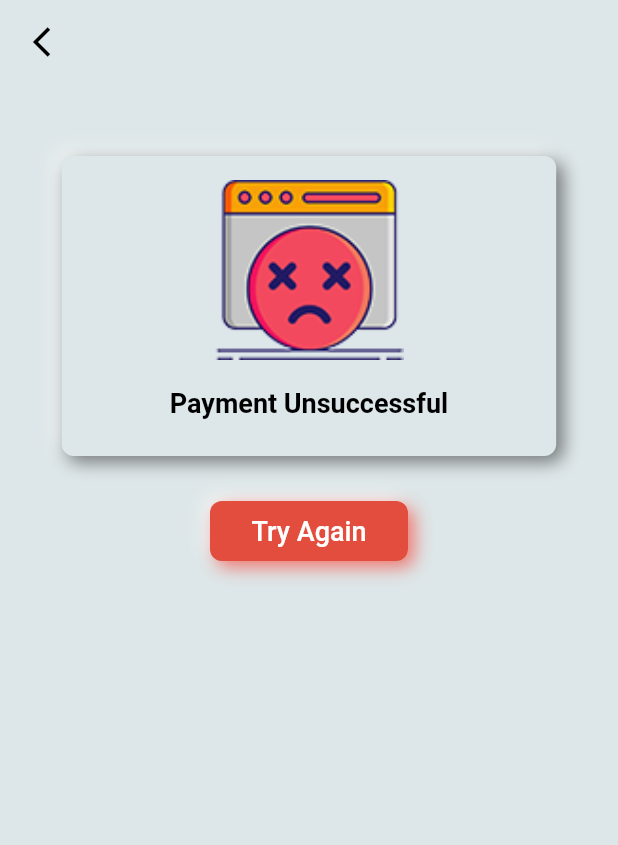
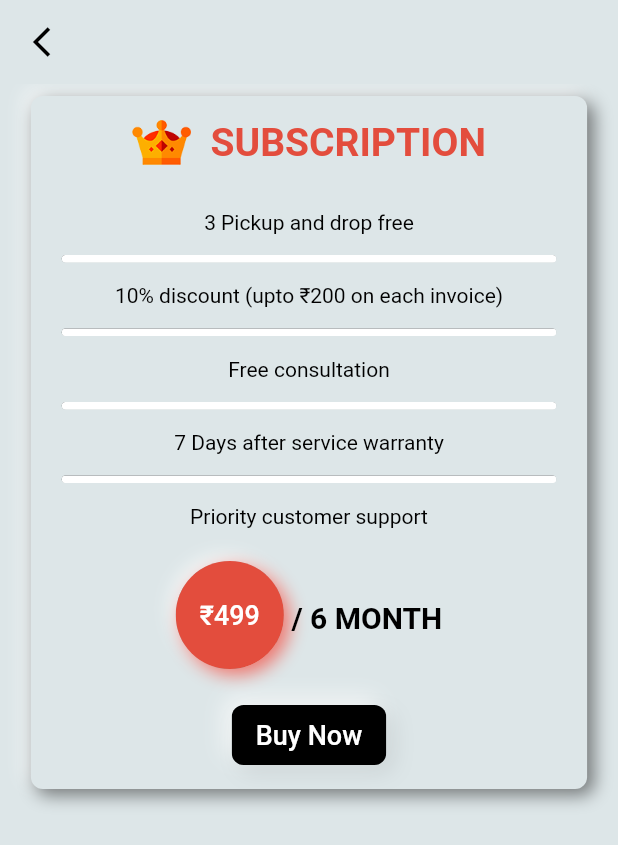
Before and after one commit to MUmerYasin/bikefix-mobile-app, a Flutter app: the screen it shows after launch, on a phone screen of 412 x 824 dp. Shown: the top 845 px of the screen. Run offline on Flutter 3.47's test engine with Material 2 defaults, Android fonts, the phone set to English and light mode, and no system bars; drawn by our look-alikes of flutter_neumorphic; our stand-ins replace device_preview, font_awesome_flutter.

Commit message:
Subscription Screen

```diff
--- a/lib/config.dart
+++ b/lib/config.dart
@@ -40,6 +40,7 @@ const String drawerOneImagePath = imagePathStart + "drawer_one.png";
 const String drawerProfileImagePath = imagePathStart + "drawer_profile.png";
 const String drawerRealTimeUpdateImagePath = imagePathStart + "drawer_real_time_update.png";
 const String drawerShareImagePath = imagePathStart + "drawer_share.png";
+const String subscriptionImagePath = imagePathStart + "subscription.png";
 
 //All Pictures Carousel Slider
 const String mainPicCarouselSliderOneImagePath = imagePathStart + "main_pic_carousel_slider_one.png";
@@ -94,6 +95,7 @@ const String buttonNameProceed = "Proceed";
 const String buttonNameFeedback = "Feedback";
 const String buttonNameOther = "Other";
 const String buttonNameTryAgain = "Try Again";
+const String buttonNameBuyNow = "Buy Now";
 
 /// Company names
 const String companyNameKTM = "KTM";
@@ -287,6 +289,7 @@ const String paytmText = "Paytm";
 const String payLaterText = "Pay later";
 const String paymentConfirmedText = "Payment Confirmed";
 const String paymentUnsuccessfulText = "Payment Unsuccessful";
+const String priceInIndianCurrency = "₹499";
 
 /// Simple Text That use in all Screens
 
@@ -302,7 +305,7 @@ const String maleDescriptionText = "Male";
 const String currentLocationDescriptionText = " Use Current Location";
 const String addVehicleDescriptionText = " Add Vehicle";
 const String naDescriptionText = " NA";
-const String fuelTypeText = "Fuel Type";
+
 
 ///
 const String bookingDateTimeText = "Booking date & time";
@@ -310,7 +313,17 @@ const String pickupDateTimeText = "Pickup date & time";
 const String deliveryDateTimeText = "Delivery date & time";
 const String PriceWithTitleAndValueText = "Price: ₹ 2,500";
 
+///SUBSCRIPTION Screen
+const String subscriptionText = "SUBSCRIPTION";
+const String subscriptionFeatureOneText = "3 Pickup and drop free";
+const String subscriptionFeatureTwoText = "10% discount (upto ₹200 on each invoice)";
+const String subscriptionFeatureThreeText = "Free consultation";
+const String subscriptionFeatureFourText = "7 Days after service warranty";
+const String subscriptionFeatureFiveText = "Priority customer support";
+const String subscriptionTimeText = " / 6 MONTH";
+
 ///Fuel Type (Electric, Diesel, Petrol)
+const String fuelTypeText = "Fuel Type";
 const String fuelTypeElectric = "Electric";
 const String fuelTypeDiesel = "Diesel";
 const String fuelTypePetrol = "Petrol";
--- a/lib/main.dart
+++ b/lib/main.dart
@@ -5,6 +5,7 @@ import 'package:two_wheel_vehicle/screens/add_vehicle_screen.dart';
 import 'package:two_wheel_vehicle/screens/choose_bike_brand.dart';
 import 'package:two_wheel_vehicle/screens/payment_successful_screen.dart';
 import 'package:two_wheel_vehicle/screens/payment_unsuccessful_screen.dart';
+import 'package:two_wheel_vehicle/screens/subscription_screen.dart';
 
 void main() => runApp(
       DevicePreview(
@@ -37,8 +38,9 @@ class MyApp extends StatelessWidget {
       // home: ServiceStatusScreen(),// Front End Final // Develop by Umer
       // home: AddVehicleScreen(),// Front End Final // Develop by Umer
       // home: ChooseBikeBrand(), // Front End Final // Develop by Umer
-      home: PaymentUnsuccessfulScreen(), // Front End Final // Develop by Umer
+      // home: PaymentUnsuccessfulScreen(), // Front End Final // Develop by Umer
       // home: PaymentSuccessfulScreen(), // Front End Final // Develop by Umer
+      home: SubscriptionScreen(), // Front End Final // Develop by Umer
     );
   }
 }
--- /dev/null
+++ b/lib/screens/subscription_screen.dart
@@ -0,0 +1,295 @@
+import 'package:flutter/cupertino.dart';
+import 'package:flutter/material.dart';
+import 'package:flutter_neumorphic/flutter_neumorphic.dart';
+import 'package:two_wheel_vehicle/config.dart';
+import 'package:two_wheel_vehicle/screens/navigator_helper.dart';
+import 'package:two_wheel_vehicle/widgets.dart';
+
+class SubscriptionScreen extends StatefulWidget {
+  const SubscriptionScreen({Key? key}) : super(key: key);
+
+  @override
+  _SubscriptionScreenState createState() => _SubscriptionScreenState();
+}
+
+class _SubscriptionScreenState extends State<SubscriptionScreen> {
+  @override
+  Widget build(BuildContext context) {
+    return Scaffold(
+      backgroundColor: NeumorphicColors.background,
+      appBar: AppBar(
+        elevation: 0,
+        backgroundColor: NeumorphicColors.background,
+        title: Text(''),
+        leading: GestureDetector(
+          onTap: () {
+            Navigator.pop(context);
+          },
+          child: Icon(
+            Icons.arrow_back_ios_outlined,
+            color: Colors.black,
+          ),
+        ),
+      ),
+      body: SafeArea(
+        child: Center(
+          child: Column(
+            children: [
+              /// Payment Unsuccessful Image and Text
+              Padding(
+                padding: const EdgeInsets.only(top: 8.0),
+                child: Neumorphic(
+                  style: NeumorphicStyle(
+                    depth: 8,
+                    shape: NeumorphicShape.flat,
+                    shadowDarkColorEmboss: Colors.black.withOpacity(0.7),
+                    // boxShape: NeumorphicBoxShape.circle(),
+                    shadowDarkColor: Colors.black.withOpacity(0.7),
+                    shadowLightColor: Colors.white,
+                  ),
+                  child: Container(
+                    width: MediaQuery.of(context).size.width * 0.9,
+                    // height: 200,
+                    child: Center(
+                      child: Column(
+                        children: [
+                          /// subscription Image and Text
+                          Padding(
+                            padding: const EdgeInsets.all(16.0),
+                            child: Row(
+                              mainAxisAlignment: MainAxisAlignment.center,
+                              crossAxisAlignment: CrossAxisAlignment.center,
+                              children: [
+                                Image.asset(
+                                  subscriptionImagePath,
+                                  height: 30.0,
+                                  fit: BoxFit.cover,
+                                ),
+                                Text(
+                                  "  " + subscriptionText,
+                                  style: TextStyle(
+                                    fontFamily: textFontFamily,
+                                    fontSize: 26,
+                                    color: buttonColor,
+                                    fontWeight: FontWeight.bold,
+                                  ),
+                                ),
+                              ],
+                            ),
+                          ),
+
+                          ///3 Pickup and drop free
+                          Row(
+                            mainAxisAlignment: MainAxisAlignment.center,
+                            crossAxisAlignment: CrossAxisAlignment.center,
+                            children: [
+                              Padding(
+                                padding: const EdgeInsets.all(14.0),
+                                child: Text(
+                                  subscriptionFeatureOneText,
+                                  style: TextStyle(
+                                    fontFamily: textFontFamily,
+                                    // fontSize: 18,
+                                    color: Colors.black,
+                                    // fontWeight: FontWeight.bold,
+                                  ),
+                                ),
+                              ),
+                            ],
+                          ),
+
+                          DividerCustom(),
+
+                          ///10% discount (upto ₹200 on each invoice)
+                          Row(
+                            mainAxisAlignment: MainAxisAlignment.center,
+                            crossAxisAlignment: CrossAxisAlignment.center,
+                            children: [
+                              Padding(
+                                padding: const EdgeInsets.all(14.0),
+                                child: Text(
+                                  subscriptionFeatureTwoText,
+                                  style: TextStyle(
+                                    fontFamily: textFontFamily,
+                                    // fontSize: 18,
+                                    color: Colors.black,
+                                    // fontWeight: FontWeight.bold,
+                                  ),
+                                ),
+                              ),
+                            ],
+                          ),
+
+                          DividerCustom(),
+
+                          ///Free consultation
+                          Row(
+                            mainAxisAlignment: MainAxisAlignment.center,
+                            crossAxisAlignment: CrossAxisAlignment.center,
+                            children: [
+                              Padding(
+                                padding: const EdgeInsets.all(14.0),
+                                child: Text(
+                                  subscriptionFeatureThreeText,
+                                  style: TextStyle(
+                                    fontFamily: textFontFamily,
+                                    // fontSize: 18,
+                                    color: Colors.black,
+                                    // fontWeight: FontWeight.bold,
+                                  ),
+                                ),
+                              ),
+                            ],
+                          ),
+
+                          DividerCustom(),
+
+                          ///7 Days after service warranty
+                          Row(
+                            mainAxisAlignment: MainAxisAlignment.center,
+                            crossAxisAlignment: CrossAxisAlignment.center,
+                            children: [
+                              Padding(
+                                padding: const EdgeInsets.all(14.0),
+                                child: Text(
+                                  subscriptionFeatureFourText,
+                                  style: TextStyle(
+                                    fontFamily: textFontFamily,
+                                    // fontSize: 18,
+                                    color: Colors.black,
+                                    // fontWeight: FontWeight.bold,
+                                  ),
+                                ),
+                              ),
+                            ],
+                          ),
+
+                          DividerCustom(),
+
+                          ///Priority customer support
+                          Row(
+                            mainAxisAlignment: MainAxisAlignment.center,
+                            crossAxisAlignment: CrossAxisAlignment.center,
+                            children: [
+                              Padding(
+                                padding: const EdgeInsets.all(14.0),
+                                child: Text(
+                                  subscriptionFeatureFiveText,
+                                  style: TextStyle(
+                                    fontFamily: textFontFamily,
+                                    // fontSize: 18,
+                                    color: Colors.black,
+                                    // fontWeight: FontWeight.bold,
+                                  ),
+                                ),
+                              ),
+                            ],
+                          ),
+
+                          ///Price Button, and time ₹499 / 6 MONTH
+                          Padding(
+                            padding: const EdgeInsets.all(8.0),
+                            child: Row(
+                              mainAxisAlignment: MainAxisAlignment.center,
+                              crossAxisAlignment: CrossAxisAlignment.center,
+                              children: [
+                                SizedBox(
+                                  height: 72,
+                                  child: Neumorphic(
+                                    style: NeumorphicStyle(
+                                        depth: 8,
+                                        // shape: NeumorphicShape.flat,
+                                        shadowDarkColor: Colors.red,
+                                        shadowLightColor: Colors.white,
+                                        shadowDarkColorEmboss: Colors.black.withOpacity(0.8),
+
+                                        shape: NeumorphicShape.concave,
+                                        boxShape: NeumorphicBoxShape.roundRect(BorderRadius.circular(50)),
+
+                                        lightSource: LightSource.topLeft,
+
+                                      //  boxShape: NeumorphicBoxShape.circle(),
+                                    ),
+                                    child: ElevatedButton(
+                                        style: ElevatedButton.styleFrom(
+                                            primary: buttonColor,
+                                            textStyle: TextStyle(
+                                              fontFamily: textFontFamily,
+                                              fontSize: 18,
+                                              color: const Color(0xffffffff),
+                                              fontWeight: FontWeight.w500,
+                                            )),
+                                        onPressed: (){},
+                                        child:
+                                        SizedBox(
+                                            // width: 100,
+                                            child: Center(child: Text(priceInIndianCurrency)))),
+                                  ),
+                                ),
+                                Padding(
+                                  padding: const EdgeInsets.only(top:3.0,),
+                                  child: Text(
+                                    subscriptionTimeText,
+                                    style: TextStyle(
+                                      fontFamily: textFontFamily,
+                                      fontSize: 20,
+                                      fontWeight: FontWeight.bold,
+                                      color: Colors.black,
+                                        // letterSpacing: 1,
+                                      // fontWeight: FontWeight.bold,
+                                    ),
+                                  ),
+                                ),
+                              ],
+                            ),
+                          ),
+
+                          Padding(
+                            padding: const EdgeInsets.all(16.0),
+                            child: Row(
+                              mainAxisAlignment: MainAxisAlignment.center,
+                              crossAxisAlignment: CrossAxisAlignment.center,
+                              children: [
+                                SmallRoundedCornerButton(
+                                    onPressed: () {
+                                      setState(
+                                            () {
+                                        },
+                                      );
+                                    },
+                                    child: buttonNameBuyNow,
+                                    color: false),
+                              ],
+                            ),
+                          ),
+
+                        ],
+                      ),
+                    ),
+                  ),
+                ),
+              ),
+
+              // RoundedCornerButton(
+              //     child: buttonNameTryAgain,
+              // ),
+
+             // ///Button Try Again
+              // Padding(
+              //   padding: const EdgeInsets.only(
+              //     top: 30.0,
+              //   ),
+              //   child: RoundedCornerButton(
+              //     onPressed: () {
+              //       gotoScreen(context: context, screen: SubscriptionScreen());
+              //     },
+              //     child: buttonNameTryAgain,
+              //   ),
+              // ),
+            ],
+          ),
+        ),
+      ),
+    );
+  }
+}
```
Also changed, not shown: assets/icons/subscription.png (added).
